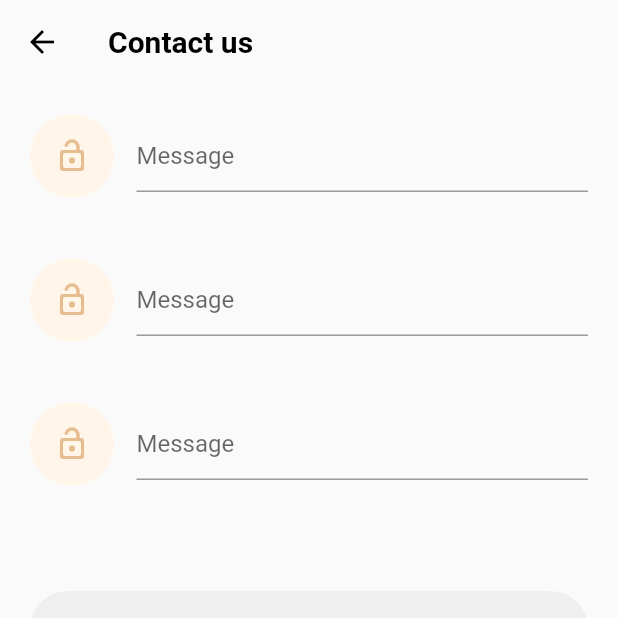
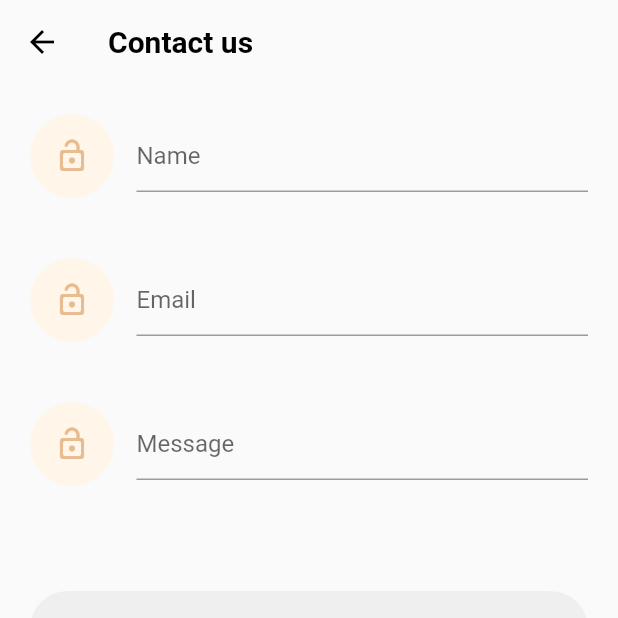
Before and after one commit to YannetGorob/mobile_dev_test_task, a Flutter app: the screen it shows after launch, on a phone screen of 412 x 824 dp, the top half of it. Run offline on Flutter 3.47's test engine with Material 2 defaults, Android fonts, the phone set to English and light mode, and no system bars; our stand-ins replace bloc, dio, flutter_bloc, freezed_annotation; generated files the repository leaves out were written again.

Commit message:
refactor: refactor code

```diff
--- a/lib/features/authorization/presentation/authorization_widget.dart
+++ b/lib/features/authorization/presentation/authorization_widget.dart
@@ -32,7 +32,6 @@ class _AuthorizationWidgetState extends State<AuthorizationWidget> {
   void initState() {
     super.initState();
     _nameController = TextEditingController();
-
     _nameController.addListener(_checkFieldEmptiness);
     _emailController = TextEditingController();
     _emailController.addListener(_checkFieldEmptiness);
--- a/lib/features/authorization/presentation/widgets/form_with_icon.dart
+++ b/lib/features/authorization/presentation/widgets/form_with_icon.dart
@@ -40,7 +40,7 @@ class FormWithIcon extends StatelessWidget {
                 child: CustomTextField(
                   validator: validator,
                   controller: controller,
-                  hintText: 'Message',
+                  hintText: hintText,
                 ),
               ),
             ],
```
